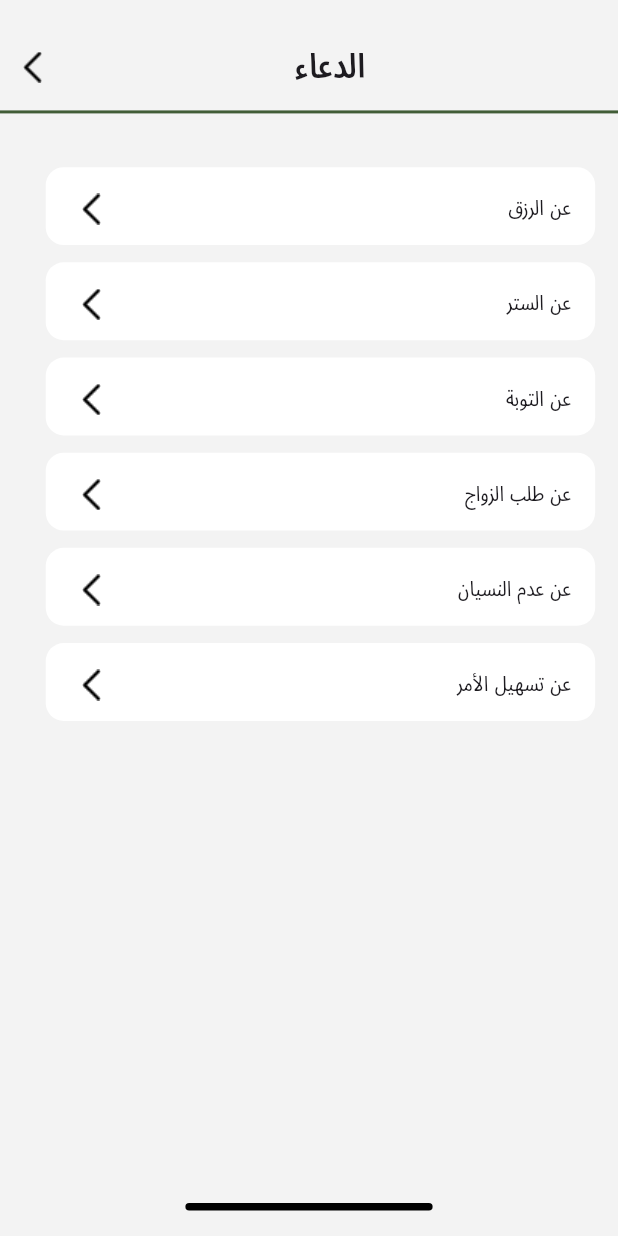
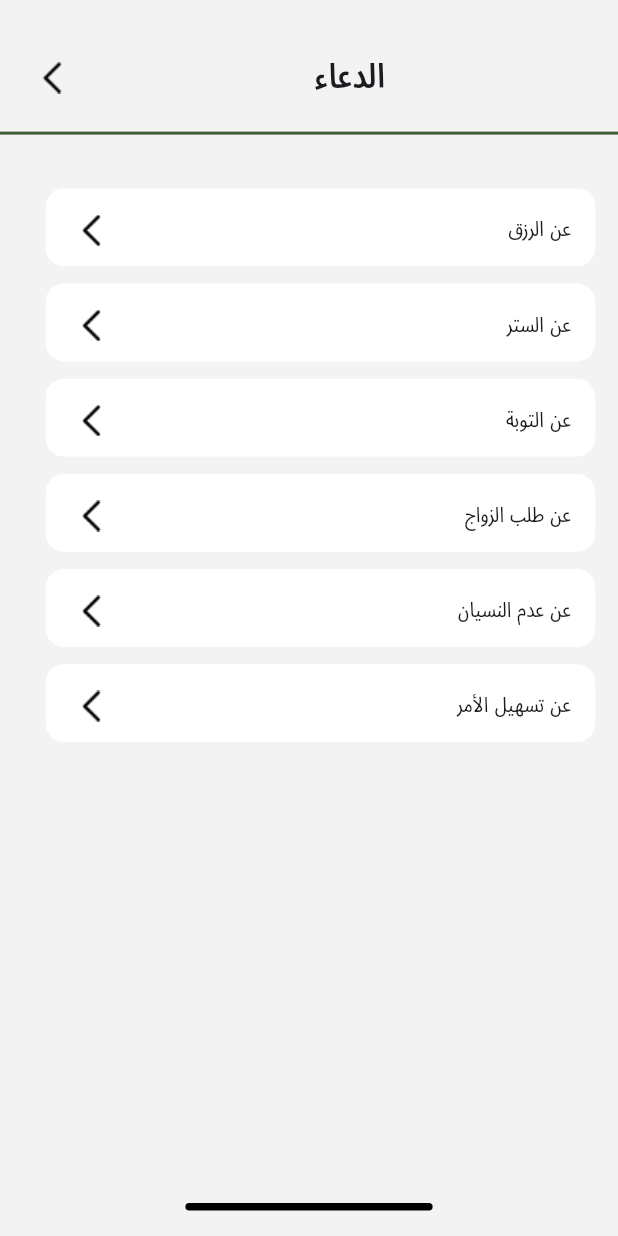
Before and after one commit to hamadadhg/misk_app, a Flutter app: the DoaaView screen opened by its route, on a phone screen of 412 x 824 dp. Run offline on Flutter 3.47's test engine with Material 3 defaults, Android fonts, the light colour scheme and no system bars; our stand-ins replace adhan, dartz, dio, flutter_bloc, flutter_compass, flutter_local_notifications and 9 more; missing offline and left inert: quran; accounts and stored records are empty.

Commit message:
add sized box to left back arrow image

```diff
--- /dev/null
+++ b/devtools_options.yaml
@@ -0,0 +1,3 @@
+description: This file stores settings for Dart & Flutter DevTools.
+documentation: https://docs.flutter.dev/tools/devtools/extensions#configure-extension-enablement-states
+extensions:
--- a/lib/core/components/left_back_arrow_with_pop_component.dart
+++ b/lib/core/components/left_back_arrow_with_pop_component.dart
@@ -7,9 +7,14 @@ class LeftBackArrowWithPopComponent extends StatelessWidget {
 
   @override
   Widget build(BuildContext context) {
+    Size size = MediaQuery.sizeOf(context);
     return GestureDetector(
       onTap: () => popGoRouterHelper(context: context),
-      child: Assets.images.leftBackArrowImage.image(),
+      child: SizedBox(
+        height: size.height * 0.056,
+        width: size.width * 0.095,
+        child: Assets.images.leftBackArrowImage.image(),
+      ),
     );
   }
 }
```
